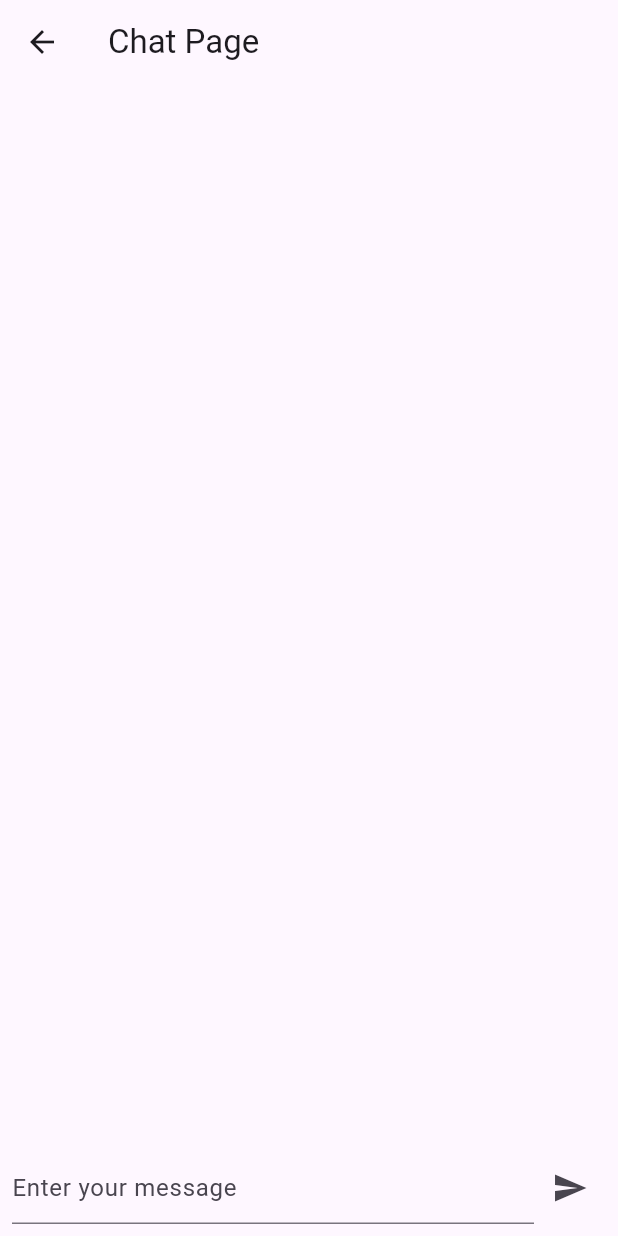
After one commit to thanhdangg/Skin-Scaner, a Flutter app: the ChatPage screen opened by its route, on a phone screen of 412 x 824 dp. The commit adds this screen. Run offline on Flutter 3.47's test engine with Material 3 defaults, Android fonts, the phone set to English and light mode, and no system bars; our stand-ins replace auto_route, dio, flutter_bloc, flutter_dotenv, flutter_svg, get_it and 1 more.

Commit message:
add logic for chat page

```diff
--- a/lib/configs/app_route.dart
+++ b/lib/configs/app_route.dart
@@ -6,7 +6,8 @@ class AppRoute extends $AppRoute {
   @override
     List<AutoRoute> get routes => [
         AutoRoute(page: HomeRoute.page, initial: true),
-        AutoRoute(page: ScanRoute.page, initial: false)
+        AutoRoute(page: ScanRoute.page, initial: false),
+        AutoRoute(page: ChatRoute.page, initial: false),
     ];
 
 }
--- a/lib/configs/locator.dart
+++ b/lib/configs/locator.dart
@@ -1,6 +1,8 @@
 import 'package:get_it/get_it.dart';
 import 'package:skin_scanner/configs/app_dio.dart';
 import 'package:skin_scanner/configs/app_route.dart';
+import 'package:http/http.dart' as http;
+import 'package:skin_scanner/data/repositories/chat_repository.dart';
 
 final getIt = GetIt.instance;
 
@@ -9,4 +11,7 @@ final dio = getIt<AppDio>().dio;
 void setupLocator() {
   getIt.registerSingleton<AppRoute>(AppRoute());
   getIt.registerSingleton<AppDio>(AppDio());
+  getIt.registerSingleton<http.Client>(http.Client());
+  getIt.registerSingleton<ChatRepository>(ChatRepository());
+
 }
--- /dev/null
+++ b/lib/data/repositories/chat_repository.dart
@@ -0,0 +1,30 @@
+import 'package:http/http.dart' as http;
+import 'dart:convert';
+import 'package:skin_scanner/configs/locator.dart';
+
+class ChatRepository {
+  final http.Client httpClient;
+
+  ChatRepository() : httpClient = getIt<http.Client>();
+
+  Future<String> sendMessage(String message) async {
+    final response = await httpClient.post(
+      Uri.parse('https://example.com/api/chat'),
+      headers: {'Content-Type': 'application/json'},
+      body: jsonEncode({
+        'input': {
+          'question': message,
+        },
+        'config': {},
+        'kwargs': {},
+      }),
+    );
+
+    if (response.statusCode == 200) {
+      final data = jsonDecode(response.body);
+      return data['response'];
+    } else {
+      throw Exception('Failed to load response');
+    }
+  }
+}
--- /dev/null
+++ b/lib/ui/chat/bloc/chat_bloc.dart
@@ -0,0 +1,34 @@
+import 'package:flutter/material.dart';
+import 'package:flutter_bloc/flutter_bloc.dart';
+import 'package:skin_scanner/data/repositories/chat_repository.dart';
+import 'package:skin_scanner/utils/enum.dart';
+
+part 'chat_event.dart';
+part 'chat_state.dart';
+class ChatBloc extends Bloc<ChatEvent, ChatState> {
+  final BuildContext context;
+
+  ChatBloc({required this.context}) : super(ChatState.initial()) {
+    on<ChatMessageSent>(_onChatMessageSent);
+  }
+  Future<void> _onChatMessageSent(
+      ChatMessageSent event, Emitter<ChatState> emit) async {
+    // Emit loading state
+    emit(state.copyWith(status: BlocStateStatus.loading));
+    final chatRepository = ChatRepository();
+
+    try {
+      // Use the repository to send the message
+      final botResponse = await chatRepository.sendMessage(event.message);
+
+      // Emit success state with updated messages
+      emit(state.copyWith(
+        status: BlocStateStatus.success,
+        messages: List.from(state.messages)
+          ..add({'user': event.message, 'bot': botResponse}),
+      ));
+    } catch (e) {
+      emit(state.copyWith(status: BlocStateStatus.failure));
+    }
+  }
+}
--- /dev/null
+++ b/lib/ui/chat/bloc/chat_event.dart
@@ -0,0 +1,9 @@
+part of 'chat_bloc.dart';
+
+abstract class ChatEvent {}
+
+class ChatMessageSent extends ChatEvent {
+  final String message;
+
+  ChatMessageSent(this.message);
+}
--- /dev/null
+++ b/lib/ui/chat/bloc/chat_state.dart
@@ -0,0 +1,26 @@
+part of 'chat_bloc.dart';
+class ChatState {
+  final BlocStateStatus status;
+  final List<Map<String, String>> messages;
+
+  ChatState({
+    required this.status,
+    required this.messages,
+  });
+
+  factory ChatState.initial() => ChatState(
+    status: BlocStateStatus.initial,
+    messages: [],
+  );
+
+  ChatState copyWith({
+    BlocStateStatus? status,
+    List<Map<String, String>>? messages,
+  }) {
+    return ChatState(
+      status: status?? this.status,
+      messages: messages ?? this.messages,
+    );
+  }
+
+}
--- /dev/null
+++ b/lib/ui/chat/chat_page.dart
@@ -0,0 +1,82 @@
+import 'package:auto_route/auto_route.dart';
+import 'package:flutter/material.dart';
+import 'package:flutter_bloc/flutter_bloc.dart';
+import 'package:skin_scanner/ui/chat/bloc/chat_bloc.dart';
+import 'package:skin_scanner/ui/chat/widgets/chat_bubble.dart';
+import 'package:skin_scanner/utils/enum.dart';
+
+@RoutePage()
+class ChatPage extends StatelessWidget {
+  final TextEditingController _controller = TextEditingController();
+
+  ChatPage({super.key});
+
+  @override
+  Widget build(BuildContext context) {
+    return Scaffold(
+      appBar: AppBar(title: const Text("Chat Page")),
+      body: Column(
+        children: [
+          Expanded(
+            child: BlocBuilder<ChatBloc, ChatState>(
+              builder: (context, state) {
+                debugPrint('===State Chat: ${state.status}');
+                if (state.status == BlocStateStatus.loading) {
+                  return const Center(child: CircularProgressIndicator());
+                } else if (state.status == BlocStateStatus.failure) {
+                  return const Center(child: Text('Failed to load chat'));
+                }
+                return ListView.builder(
+                  itemCount: state.messages.length,
+                  itemBuilder: (context, index) {
+                    final message = state.messages[index];
+                    return Column(
+                      children: [
+                        Align(
+                          alignment: Alignment.centerRight,
+                          child: ChatBubble(
+                            message: message['user']!,
+                            isUser: true,
+                          ),
+                        ),
+                        Align(
+                          alignment: Alignment.centerLeft,
+                          child: ChatBubble(
+                            message: message['bot']!,
+                            isUser: false,
+                          ),
+                        ),
+                      ],
+                    );
+                  },
+                );
+              },
+            ),
+          ),
+          Padding(
+            padding: const EdgeInsets.all(8.0),
+            child: Row(
+              children: [
+                Expanded(
+                  child: TextField(
+                    controller: _controller,
+                    decoration: const InputDecoration(hintText: "Enter your message"),
+                  ),
+                ),
+                IconButton(
+                  icon: const Icon(Icons.send),
+                  onPressed: () {
+                    context
+                        .read<ChatBloc>()
+                        .add(ChatMessageSent(_controller.text));
+                    _controller.clear();
+                  },
+                ),
+              ],
+            ),
+          ),
+        ],
+      ),
+    );
+  }
+}
--- a/lib/ui/home/home_page.dart
+++ b/lib/ui/home/home_page.dart
@@ -32,6 +32,7 @@ class HomePage extends StatelessWidget {
             GestureDetector(
               onTap: () {
                 // Handle Start Scanner tap
+                debugPrint('===Start Scanner');
                 context.router.push(const ScanRoute());
               },
               child: Container(
@@ -103,7 +104,8 @@ class HomePage extends StatelessWidget {
                   icon: 'assets/images/ic_chat.svg',
                   label: 'Chatbot',
                   onTap: () {
-                    // Handle Chatbot tap
+                    debugPrint('===Chatbot');
+                    context.router.push(ChatRoute());
                   },
                 ),
                 _buildIconTile(
--- a/lib/ui/scan/bloc/scan_bloc.dart
+++ b/lib/ui/scan/bloc/scan_bloc.dart
@@ -54,11 +54,11 @@ class ScanBloc extends Bloc<ScanEvent, ScanState> {
     emit(state.copyWith(status: ScanStateStatus.uploading));
 
     // Cloudinary API endpoint
-    final cloudinaryUrl =
+    const cloudinaryUrl =
         'https://api.cloudinary.com/v1_1/djwsawehq/image/upload';
 
     // Your upload preset
-    final uploadPreset = 'PBL6_dang_cuong_trong';
+    const uploadPreset = 'PBL6_dang_cuong_trong';
 
     try {
       // Create Dio instance
@@ -79,7 +79,7 @@ class ScanBloc extends Bloc<ScanEvent, ScanState> {
         debugPrint('===response: ${response.data}');
 
         // Post response data to your server
-        final serverUrl = 'https://thanhdang/url_image';
+        const serverUrl = 'https://thanhdang/url_image';
         Response serverResponse = await dio.post(serverUrl, data: response.data);
 
         if (serverResponse.statusCode == 200) {
--- a/lib/ui/scan/scan_page.dart
+++ b/lib/ui/scan/scan_page.dart
@@ -8,7 +8,7 @@ import 'package:skin_scanner/utils/enum.dart';
 
 @RoutePage()
 class ScanPage extends StatefulWidget {
-  const ScanPage({Key? key}) : super(key: key);
+  const ScanPage({super.key});
 
   @override
   _ScanPageState createState() => _ScanPageState();
@@ -83,11 +83,11 @@ class _ScanPageState extends State<ScanPage> {
                     onPressed: () {
                       _scanBloc.add(TakePhoto());
                     },
-                    child: const Text('Make Scann'),
                     style: ElevatedButton.styleFrom(
                       minimumSize: const Size(double.infinity, 48),
                       backgroundColor: Colors.green,
                     ),
+                    child: const Text('Make Scan'),
                   ),
                 ),
                 if (state.filePath != null && state.filePath!.isNotEmpty)
@@ -97,10 +97,10 @@ class _ScanPageState extends State<ScanPage> {
                       onPressed: () {
                         _scanBloc.add(UploadPhoto(state.filePath!));
                       },
-                      child: const Text('Upload Photo'),
                       style: ElevatedButton.styleFrom(
                         minimumSize: const Size(double.infinity, 48),
                       ),
+                      child: const Text('Upload Photo'),
                     ),
                   ),
               ],
```
Also changed, not shown: lib/main.dart (+20 -7 lines), lib/ui/chat/widgets/chat_bubble.dart (added, +24 -0 lines), lib/configs/app_route.gr.dart.
